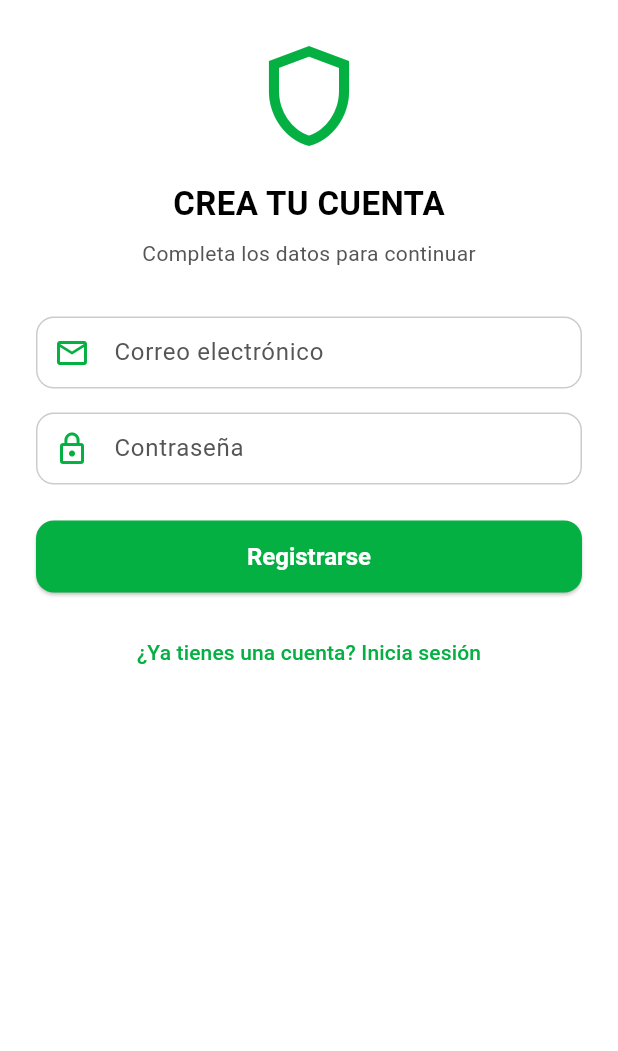
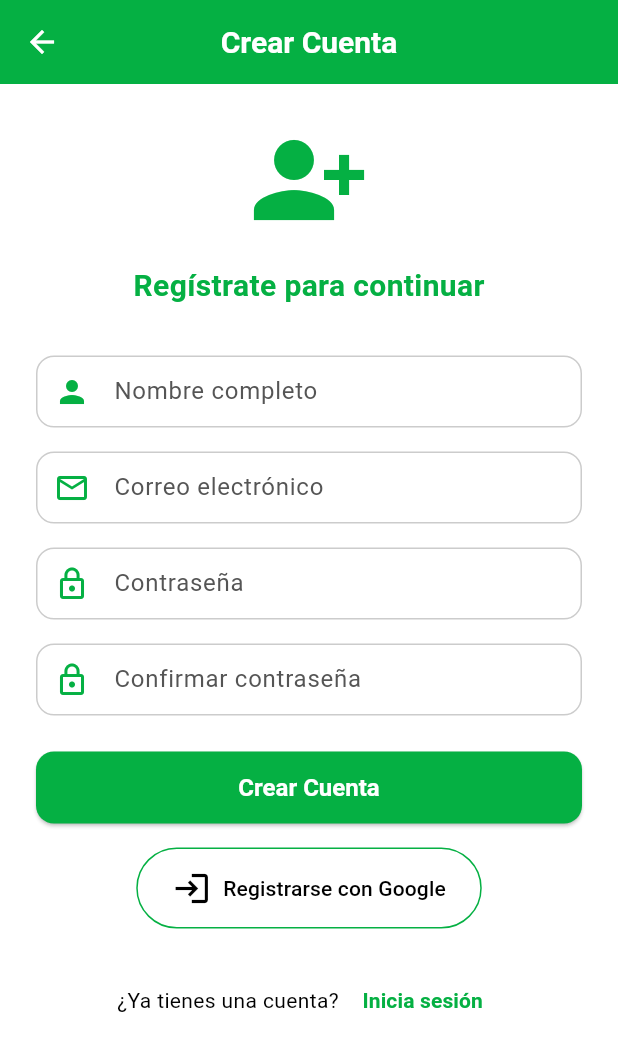
Before and after one commit to Reebotbrei/alertaLima, a Flutter app: the RegisterScreen screen opened by its route, on a phone screen of 412 x 824 dp. Shown: the top 1051 px of the screen. Run offline on Flutter 3.47's test engine with Material 3 defaults, Android fonts, the phone set to English and light mode, and no system bars.

Commit message:
tengo sueño

```diff
--- a/lib/features/auth/view/register_screen.dart
+++ b/lib/features/auth/view/register_screen.dart
@@ -1,9 +1,8 @@
 import 'package:flutter/material.dart';
 import 'package:provider/provider.dart';
+import '../../../app/theme/app_colors.dart';
 import '../../../app/widgets/app_button.dart';
 import '../../../app/widgets/app_text_field.dart';
-import '../../../app/widgets/app_logo.dart';
-import '../../../app/theme/app_colors.dart';
 import '../viewmodel/auth_viewmodel.dart';
 
 class RegisterScreen extends StatefulWidget {
@@ -15,6 +14,8 @@ class RegisterScreen extends StatefulWidget {
 
 class _RegisterScreenState extends State<RegisterScreen> {
   late AuthViewModel _viewModel;
+  final nameController = TextEditingController();
+  final confirmPasswordController = TextEditingController();
 
   @override
   void initState() {
@@ -25,6 +26,8 @@ class _RegisterScreenState extends State<RegisterScreen> {
   @override
   void dispose() {
     _viewModel.disposeControllers();
+    nameController.dispose();
+    confirmPasswordController.dispose();
     super.dispose();
   }
 
@@ -34,30 +37,39 @@ class _RegisterScreenState extends State<RegisterScreen> {
       value: _viewModel,
       child: Scaffold(
         backgroundColor: AppColors.background,
+        appBar: AppBar(
+          title: const Text("Crear Cuenta"),
+          centerTitle: true,
+          leading: IconButton(
+            icon: const Icon(Icons.arrow_back),
+            onPressed: () => Navigator.pop(context),
+          ),
+        ),
         body: SafeArea(
           child: Padding(
             padding: const EdgeInsets.all(24.0),
             child: Consumer<AuthViewModel>(
               builder: (_, vm, __) => SingleChildScrollView(
                 child: Column(
-                  mainAxisAlignment: MainAxisAlignment.center,
                   children: [
-                    const AppLogo(),
+                    const Icon(Icons.person_add_alt_1, size: 80, color: AppColors.primary),
                     const SizedBox(height: 16),
                     const Text(
-                      "CREA TU CUENTA",
+                      "Regístrate para continuar",
                       style: TextStyle(
-                        fontSize: 22,
+                        fontSize: 20,
                         fontWeight: FontWeight.bold,
-                        color: AppColors.text,
+                        color: AppColors.primary,
                       ),
                     ),
-                    const SizedBox(height: 8),
-                    const Text(
-                      "Completa los datos para continuar",
-                      style: TextStyle(color: AppColors.muted),
+                    const SizedBox(height: 32),
+
+                    AppTextField(
+                      controller: nameController,
+                      hintText: "Nombre completo",
+                      icon: Icons.person,
                     ),
-                    const SizedBox(height: 32),
+                    const SizedBox(height: 16),
 
                     AppTextField(
                       controller: vm.emailController,
@@ -72,24 +84,57 @@ class _RegisterScreenState extends State<RegisterScreen> {
                       icon: Icons.lock_outline,
                       obscureText: true,
                     ),
+                    const SizedBox(height: 16),
+
+                    AppTextField(
+                      controller: confirmPasswordController,
+                      hintText: "Confirmar contraseña",
+                      icon: Icons.lock_outline,
+                      obscureText: true,
+                    ),
                     const SizedBox(height: 24),
 
                     AppButton(
-                      label: "Registrarse",
+                      label: "Crear Cuenta",
                       onPressed: vm.isLoading ? () {} : () => vm.fakeRegister(context),
                       isDisabled: vm.isLoading,
                     ),
-
                     const SizedBox(height: 16),
 
-                    TextButton(
-                      onPressed: () {
-                        Navigator.pop(context);
-                      },
-                      child: const Text(
-                        "¿Ya tienes una cuenta? Inicia sesión",
-                        style: TextStyle(color: AppColors.primary),
+                    OutlinedButton.icon(
+                      onPressed: () {}, // futura autenticación
+                      icon: const Icon(Icons.login, color: AppColors.text, size: 26),
+                      label: const Text(
+                        "Registrarse con Google",
+                        style: TextStyle(color: AppColors.text),
                       ),
+                      style: OutlinedButton.styleFrom(
+                        shape: RoundedRectangleBorder(
+                          borderRadius: BorderRadius.circular(30),
+                        ),
+                        side: const BorderSide(color: AppColors.primary),
+                        padding: const EdgeInsets.symmetric(vertical: 14, horizontal: 24),
+                      ),
+                    ),
+
+                    const SizedBox(height: 24),
+                    Row(
+                      mainAxisAlignment: MainAxisAlignment.center,
+                      children: [
+                        const Text("¿Ya tienes una cuenta? ", style: TextStyle(color: AppColors.text)),
+                        TextButton(
+                          onPressed: () {
+                            Navigator.pop(context);
+                          },
+                          child: const Text(
+                            "Inicia sesión",
+                            style: TextStyle(
+                              color: AppColors.primary,
+                              fontWeight: FontWeight.bold,
+                            ),
+                          ),
+                        ),
+                      ],
                     ),
                   ],
                 ),
--- a/lib/features/auth/viewmodel/auth_viewmodel.dart
+++ b/lib/features/auth/viewmodel/auth_viewmodel.dart
@@ -19,13 +19,14 @@ class AuthViewModel extends ChangeNotifier {
   isLoading = true;
   notifyListeners();
 
-    await Future.delayed(const Duration(seconds: 2)); // Simula una petición
+  await Future.delayed(const Duration(seconds: 2)); // Simulación
 
   isLoading = false;
   notifyListeners();
 
-    Navigator.pushReplacementNamed(context, '/dashboard');
+  Navigator.pushReplacementNamed(context, '/dashboard'); // 👈 redirección
 }
+
 
   Future<void> fakeResetPassword(BuildContext context) async {
   final email = emailController.text.trim();
--- a/lib/main.dart
+++ b/lib/main.dart
@@ -1,3 +1,4 @@
+import 'package:alerta_lima/features/dashboard/view/home_screen.dart';
 import 'package:flutter/material.dart';
 import 'package:provider/provider.dart';
 import 'app/theme/app_theme.dart';
@@ -30,7 +31,7 @@ class AlertaLimaApp extends StatelessWidget {
         '/': (context) => const SosScreen(),      // Pantalla inicial
         '/login': (context) => const LoginScreen(),
         '/register': (context) => const RegisterScreen(),
-        '/dashboard': (context) => const Placeholder(),
+        '/dashboard': (context) => const HomeScreen(),
         '/forgot': (context) => const ForgotPasswordScreen(),
         },
       )
```
Also changed, not shown: lib/features/auth/view/login_screen.dart (+20 -11 lines), lib/features/dashboard/view/home_screen.dart (+63 -0 lines), lib/features/dashboard/view/menu_card.dart (added, +54 -0 lines), lib/features/dashboard/viewmodel/dashboard_viewmodel.dart (+14 -0 lines). Lines whose indentation alone changed are shown as unchanged.
